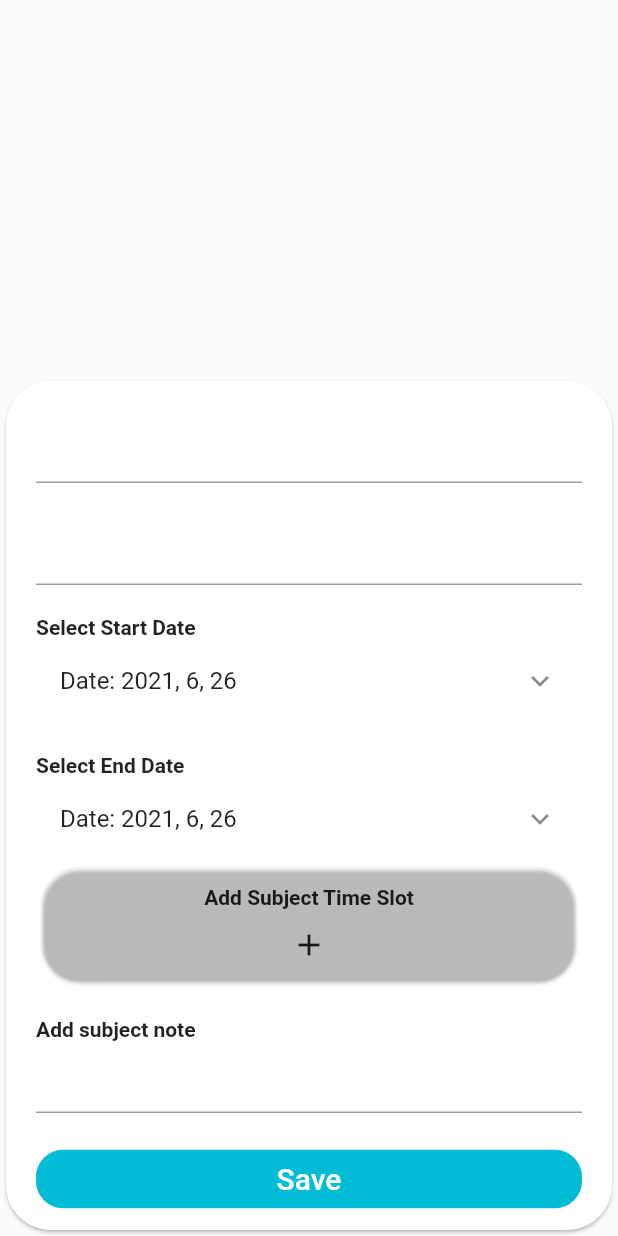
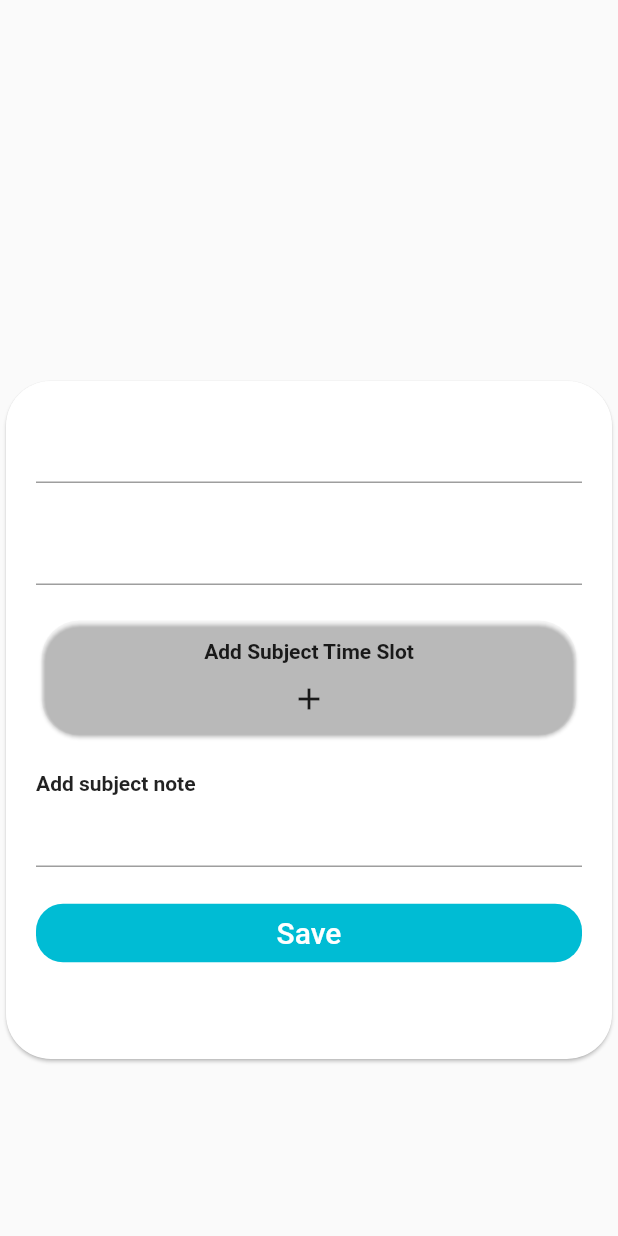
Before and after one commit to Melanga/TimeTable-Management-System, a Flutter app: the EditSubjectPopUpBuilder widget shown alone on an empty page, opened directly with empty values, after a tap on "Save", on a phone screen of 412 x 824 dp. Run offline on Flutter 3.47's test engine with Material 2 defaults, Android fonts, the phone set to English and light mode, and no system bars; our stand-ins replace cloud_firestore, firebase_auth, firebase_core, flutter_spinkit; accounts and stored records are empty.

Commit message:
Removed start time and end time from subject

```diff
--- a/lib/screens/addSubject/edit_subject_popup_builder.dart
+++ b/lib/screens/addSubject/edit_subject_popup_builder.dart
@@ -18,10 +18,9 @@ class _EditSubjectPopUpBuilderState extends State<EditSubjectPopUpBuilder> {
 
   @override
   Widget build(BuildContext context) {
+    final bottom = MediaQuery.of(context).viewInsets.bottom;
     String subjectCode = widget.doc.id;
     String subjectName = widget.doc.data()['subject_Name'];
-    DateTime startDate = widget.doc.data()['start_date'].toDate();
-    DateTime endDate = widget.doc.data()['end_date'].toDate();
     String subjectNote = widget.doc.data()['subject_note'];
     return Hero(
       tag: widget.doc.id,
@@ -33,7 +32,7 @@ class _EditSubjectPopUpBuilderState extends State<EditSubjectPopUpBuilder> {
           ),
           child: SingleChildScrollView(
             child: Container(
-              padding: EdgeInsets.all(20),
+              padding: EdgeInsets.fromLTRB(20, 20, 20, bottom),
               child: Column(
                 crossAxisAlignment: CrossAxisAlignment.stretch,
                 children: [
@@ -51,26 +50,7 @@ class _EditSubjectPopUpBuilderState extends State<EditSubjectPopUpBuilder> {
                       subjectName = inputValue;
                     },
                   ),
-                  SizedBox(height: 20),
-                  Text("Select Start Date", style: TextStyle(fontWeight: FontWeight.bold)),
-                  ListTile(
-                    title: Text(
-                      "Date: ${startDate.year}, ${startDate.month}, ${startDate.day}",
-                      style: TextStyle(),
-                    ),
-                    trailing: Icon(Icons.keyboard_arrow_down),
-                    onTap: () {},
-                  ),
                   SizedBox(height: 20.0,),
-                  Text("Select End Date", style: TextStyle(fontWeight: FontWeight.bold)),
-                  ListTile(
-                    title: Text(
-                      "Date: ${endDate.year}, ${endDate.month}, ${endDate.day}",
-                      style: TextStyle(),
-                    ),
-                    trailing: Icon(Icons.keyboard_arrow_down),
-                    onTap: (){},
-                  ),
                   SubjectTimeSlotBuilder(subjectCode),
                   GestureDetector(
                     onTap: (){
@@ -130,7 +110,7 @@ class _EditSubjectPopUpBuilderState extends State<EditSubjectPopUpBuilder> {
                     ),
                     onPressed: () {
                       SubjectCRUDMethods crud = new SubjectCRUDMethods();
-                      crud.addSubjectData(subjectCode,  subjectName, startDate, endDate, subjectNote);
+                      crud.addSubjectData(subjectCode,  subjectName, subjectNote);
                     },
                     child: Text(
                       "Save",
@@ -140,6 +120,7 @@ class _EditSubjectPopUpBuilderState extends State<EditSubjectPopUpBuilder> {
                       ),
                     ),
                   ),
+                  SizedBox(height: 60.0,),
                   //subjectTimeSlotBuilder(subjectCode),
                 ],
               ),
--- a/lib/screens/addSubject/subject_timeslot_popup_builder.dart
+++ b/lib/screens/addSubject/subject_timeslot_popup_builder.dart
@@ -166,6 +166,7 @@ class _EditSubjectTimeSlotPopupBuilderState extends State<EditSubjectTimeSlotPop
     );
   }
 
+
   _pickStartTime() async{
     TimeOfDay initTime = newStartTime;
 
@@ -180,6 +181,7 @@ class _EditSubjectTimeSlotPopupBuilderState extends State<EditSubjectTimeSlotPop
       });
     }
   }
+
 
   _pickEndTime() async{
     TimeOfDay initTime = newEndTime;
--- a/lib/screens/widget/admin_subject_card_builder.dart
+++ b/lib/screens/widget/admin_subject_card_builder.dart
@@ -17,15 +17,12 @@ class AdminSubjectCardBuilder{
                   padding: EdgeInsets.zero,
                   child: Card(
                     shape: RoundedRectangleBorder(
-                        borderRadius: BorderRadius.circular(25)
+                        borderRadius: BorderRadius.circular(35)
                     ),
                     child: ListTile(
+                      contentPadding: EdgeInsets.fromLTRB(20, 7, 20, 7),
                       title: Text(doc.data()['subject_Name']),
-                      subtitle: Text(doc.data()['start_date'].toDate()
-                          .toString()
-                          .substring(0, 10) + " to " + doc.data()['end_date']
-                          .toDate().toString()
-                          .substring(0, 10)),
+                      //subtitle: Text(doc.id),
                       trailing: Text(doc.id),
                       onTap: (){
                         Navigator.of(context).push(
--- a/lib/services/subject_collection_crud.dart
+++ b/lib/services/subject_collection_crud.dart
@@ -1,12 +1,10 @@
 import 'package:cloud_firestore/cloud_firestore.dart';
 
 class SubjectCRUDMethods {
-  Future<void> addSubjectData(subjectCode, subjectName, startDate, endDate, subjectNote) async{
+  Future<void> addSubjectData(subjectCode, subjectName, subjectNote) async{
     CollectionReference subjects = FirebaseFirestore.instance.collection('Subjects');
     subjects.doc(subjectCode).set({
       'subject_Name': subjectName,
-      'start_date': startDate,
-      'end_date': endDate,
       'subject_note': subjectNote,
     }).then((value) => print('Added')).
     catchError((e) => {print(e)});
```
Also changed, not shown: lib/screens/addSubject/add_new_subject.dart (+5 -5 lines).
